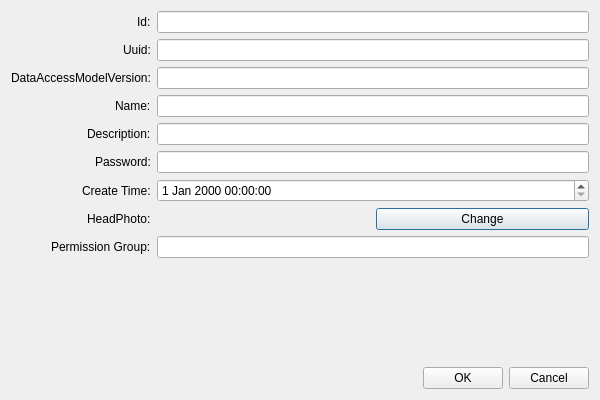
Qt form src/ui/EditorUserSettings.ui (kiraYuukiAsuna/SwcDbmsQtClient) before a commit.
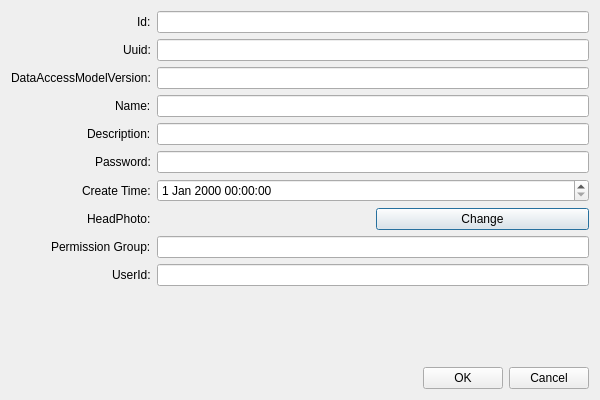
The same form after that commit.

```diff
--- a/src/ui/EditorUserSettings.ui
+++ b/src/ui/EditorUserSettings.ui
@@ -130,6 +130,16 @@
        </item>
       </layout>
      </item>
+     <item row="9" column="0">
+      <widget class="QLabel" name="label_9">
+       <property name="text">
+        <string>UserId:</string>
+       </property>
+      </widget>
+     </item>
+     <item row="9" column="1">
+      <widget class="QLineEdit" name="UserId"/>
+     </item>
     </layout>
    </item>
    <item>
```
